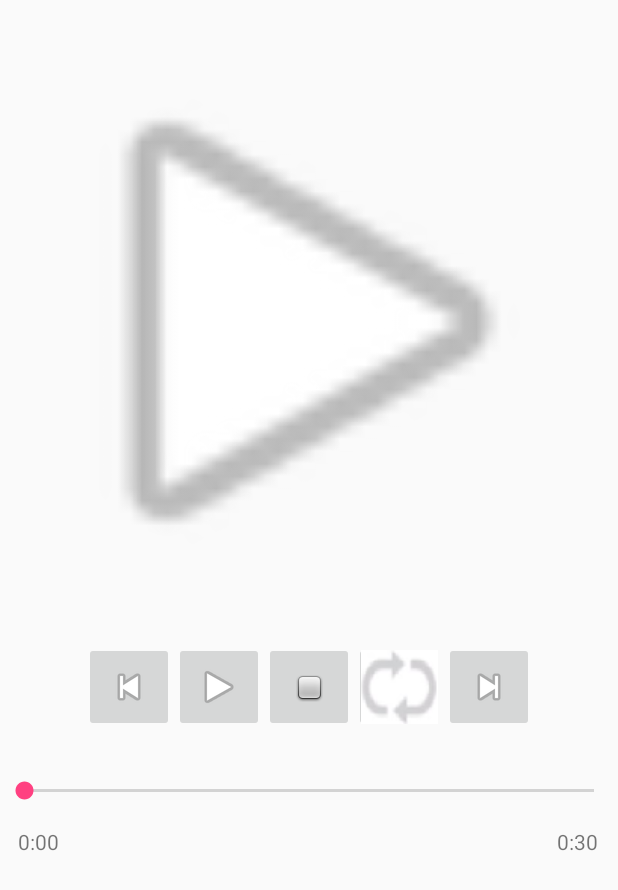
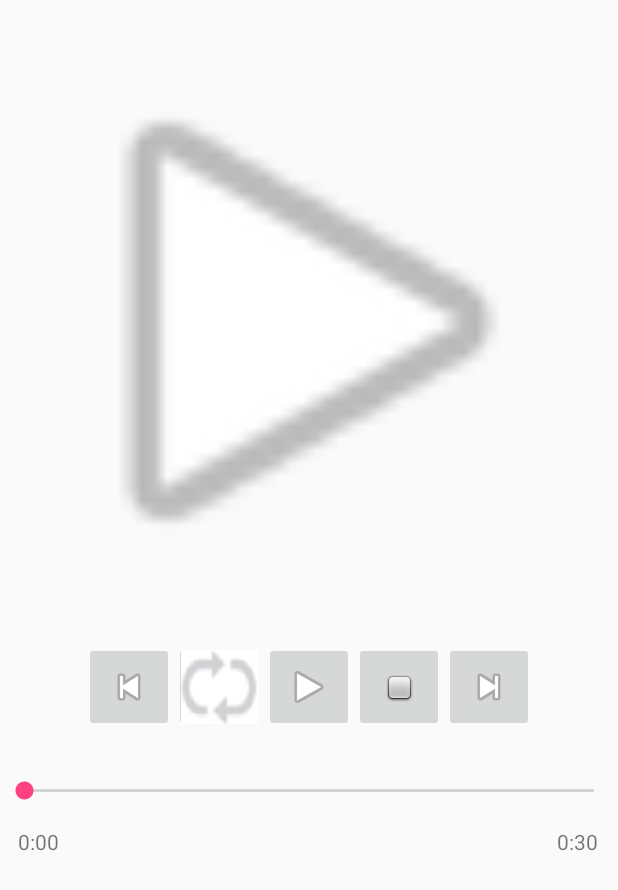
Before and after one commit to ljb7977/project1, an Android app: the MusicPlayer screen opened directly, with no data from a screen before it, on a phone screen of 412 x 824 dp. Shown: the top 890 px of the screen. Run offline under Robolectric (Android 15) with nearby library versions, the phone set to English and light mode, and no system bars; 5 statements that could not run were skipped.

Commit message:
merge, button order changed

```diff
--- a/app/src/main/res/layout/activity_music_player.xml
+++ b/app/src/main/res/layout/activity_music_player.xml
@@ -29,6 +29,11 @@
             android:layout_height="60dp"
             app:srcCompat="@android:drawable/ic_media_previous" />
         <ImageButton
+            android:id="@+id/imageButton2"
+            android:layout_width="60dp"
+            android:layout_height="60dp"
+            app:srcCompat="@drawable/repeat_select" />
+        <ImageButton
             android:id="@+id/imageButton"
             android:layout_width="60dp"
             android:layout_height="60dp"
@@ -38,11 +43,6 @@
             android:layout_width="60dp"
             android:layout_height="60dp"
             app:srcCompat="@android:drawable/checkbox_off_background" />
-        <ImageButton
-            android:id="@+id/imageButton2"
-            android:layout_width="60dp"
-            android:layout_height="60dp"
-            app:srcCompat="@drawable/repeat_select" />
         <ImageButton
             android:id="@+id/imageButton4"
             android:layout_width="60dp"
@@ -85,16 +85,15 @@
         android:layout_alignStart="@+id/textView1"
         android:layout_below="@+id/textView1"
         android:layout_marginTop="19dp"
-        android:text="TextView" />
+        android:text="Title" />
 
     <TextView
         android:id="@+id/textView4"
         android:layout_width="wrap_content"
         android:layout_height="wrap_content"
-        android:layout_alignBottom="@+id/textView3"
-        android:layout_marginStart="18dp"
-        android:layout_toEndOf="@+id/textView3"
-        android:text="TextView"
+        android:layout_alignStart="@+id/textView3"
+        android:layout_below="@+id/textView3"
+        android:text="Artist"
         android:textSize="14sp" />
 
 
--- a/app/src/main/res/layout/listview_item.xml
+++ b/app/src/main/res/layout/listview_item.xml
@@ -11,7 +11,7 @@
         android:layout_width="match_parent"
         android:layout_height="wrap_content"
         android:text="Name"
-        android:textAlignment="center"
+        android:textAlignment="viewStart"
         android:textSize="30sp" />
 
 </RelativeLayout>
```
